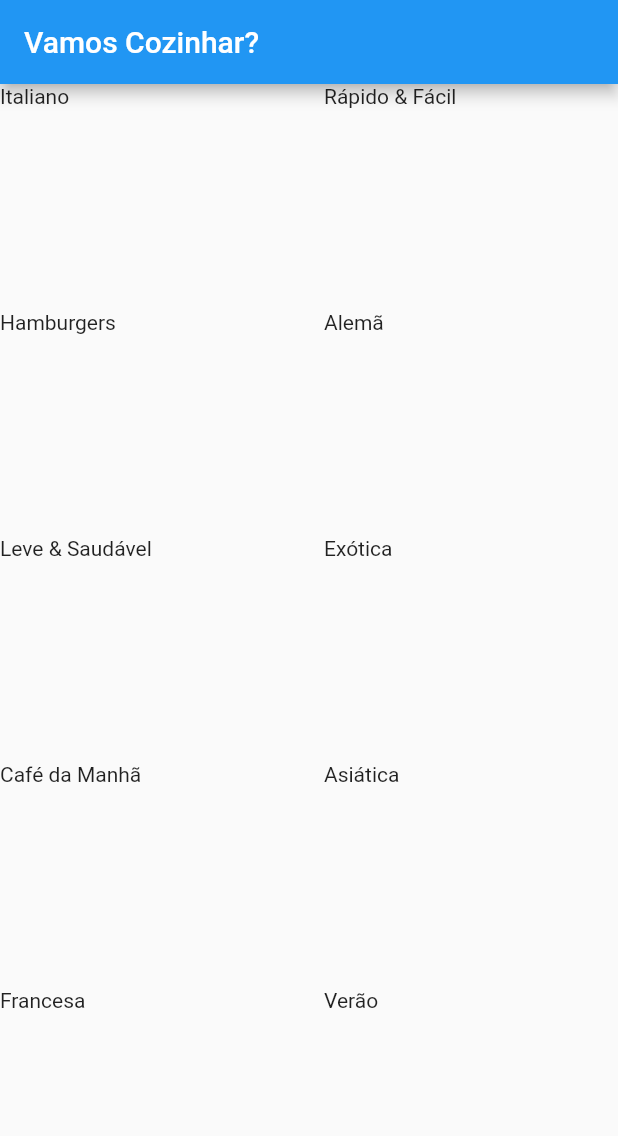
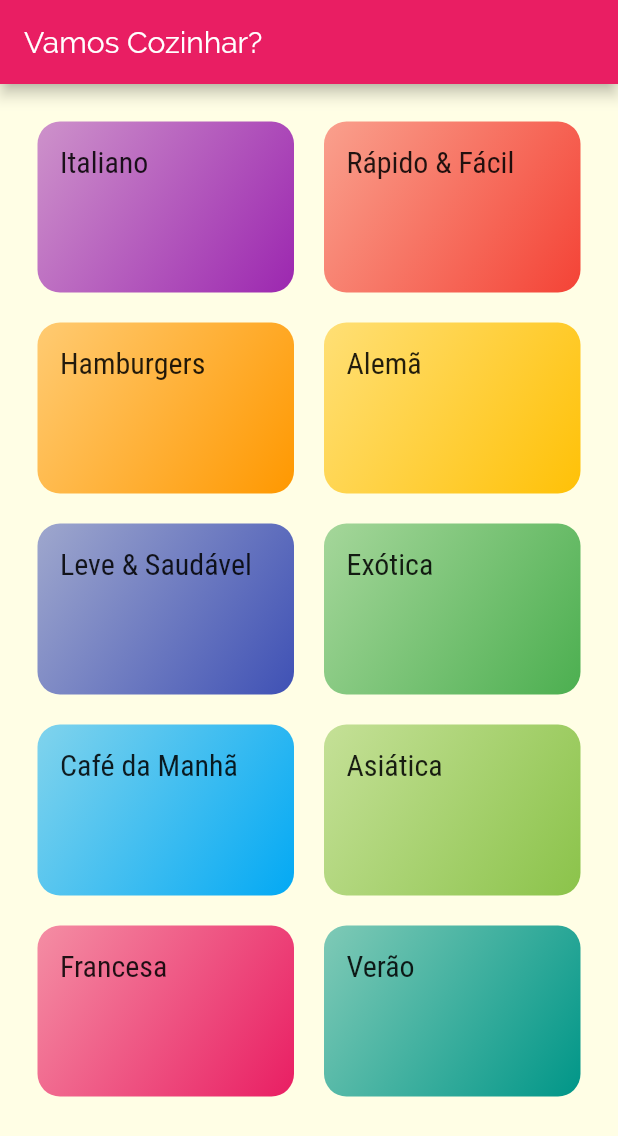
Before and after one commit to maycon7rocha/meals, a Flutter app: the screen it shows after launch, on a phone screen of 412 x 824 dp. Shown: the top 1136 px of the screen. Run offline on Flutter 3.47's test engine with Material 2 defaults, Android fonts, the phone set to English and light mode, and no system bars.

Commit message:
aula 171

```diff
--- a/lib/components/category_item.dart
+++ b/lib/components/category_item.dart
@@ -9,7 +9,22 @@ class CategoryItem extends StatelessWidget {
   @override
   Widget build(BuildContext context) {
     return Container(
-      child: Text(category.title),
+      padding: const EdgeInsets.all(15),
+      child: Text(
+        category.title,
+        style: Theme.of(context).textTheme.title,
+      ),
+      decoration: BoxDecoration(
+        borderRadius: BorderRadius.circular(15),
+        gradient: LinearGradient(
+          colors: [
+            category.color.withOpacity(0.5),
+            category.color,
+          ],
+          begin: Alignment.topLeft,
+          end: Alignment.bottomRight,
+        ),
+      ),
     );
   }
 }
--- a/lib/main.dart
+++ b/lib/main.dart
@@ -9,7 +9,17 @@ class MyApp extends StatelessWidget {
     return MaterialApp(
       title: 'DeliMeals',
       theme: ThemeData(
-        primarySwatch: Colors.blue,
+        primarySwatch: Colors.pink,
+        accentColor: Colors.amber,
+        fontFamily: 'Raleway',
+        canvasColor: Color.fromRGBO(255, 254, 229, 1),
+        textTheme: ThemeData.light().textTheme.copyWith(
+          title: TextStyle(
+            fontSize: 20,
+            fontFamily: 'RobotoCondensed',
+          ),
+        ),
+
       ),
       home: CategoriesScreen(),
     );
--- a/lib/screens/categories_screens.dart
+++ b/lib/screens/categories_screens.dart
@@ -12,6 +12,7 @@ class CategoriesScreen extends StatelessWidget {
         title: Text('Vamos Cozinhar?'),
       ),
           body: GridView(
+            padding: const EdgeInsets.all(25),
         gridDelegate: SliverGridDelegateWithMaxCrossAxisExtent(
           maxCrossAxisExtent: 200,
           childAspectRatio: 3 / 2,
```
Also changed, not shown: pubspec.yaml (+17 -9 lines), assets/fonts/Raleway-Black.ttf (added), assets/fonts/Raleway-Bold.ttf (added), assets/fonts/Raleway-Regular.ttf (added), assets/fonts/RobotoCondensed-Bold.ttf (added), assets/fonts/RobotoCondensed-Italic.ttf (added), assets/fonts/RobotoCondensed-Light.ttf (added), assets/fonts/RobotoCondensed-Regular.ttf (added).
